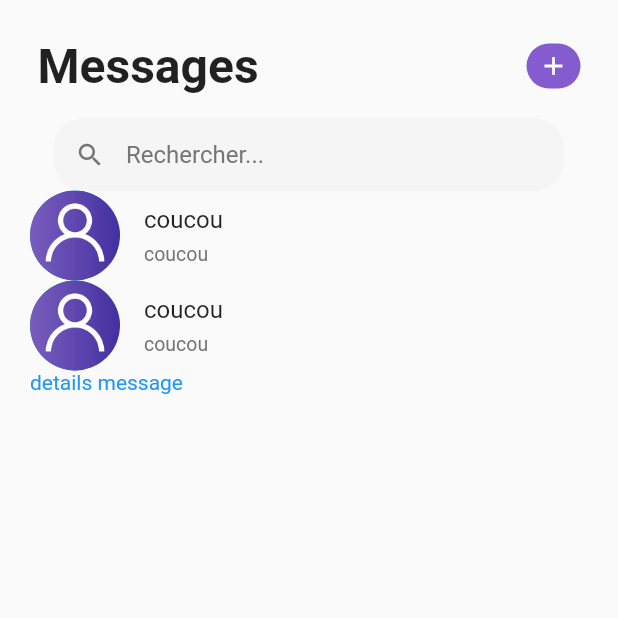
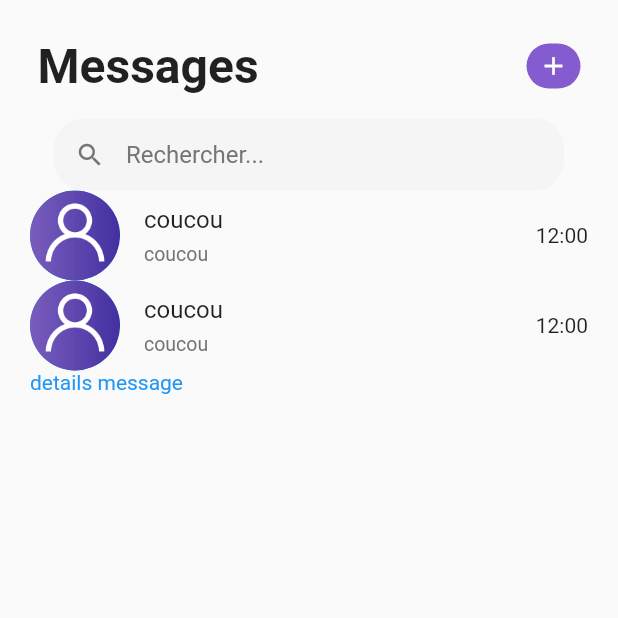
Before and after one commit to DamienDrozd/Dev-Mobile, a Flutter app: the messenger screen opened directly, on a phone screen of 412 x 824 dp, the top half of it. Run offline on Flutter 3.47's test engine with Material 2 defaults, Android fonts, the phone set to English and light mode, and no system bars; our stand-ins replace cloud_firestore, file_picker, firebase_auth, firebase_core, firebase_storage; accounts and stored records are empty; network calls fail.

```diff
--- a/lib/messenger.dart
+++ b/lib/messenger.dart
@@ -123,14 +123,16 @@ class messengerState extends State<messenger> {
               ),
             ),
             Column(
+              mainAxisAlignment: MainAxisAlignment.spaceEvenly,
               children: [
                 Row(
+                  mainAxisAlignment: MainAxisAlignment.spaceEvenly,
                   children: [
-                    CircleAvatar(
+                    const CircleAvatar(
                       backgroundImage: AssetImage("assets/img/icon/user.png"),
                       maxRadius: 30,
                     ),
-                    SizedBox(
+                    const SizedBox(
                       width: 16,
                     ),
                     Expanded(
@@ -139,11 +141,11 @@ class messengerState extends State<messenger> {
                         child: Column(
                           crossAxisAlignment: CrossAxisAlignment.start,
                           children: <Widget>[
-                            Text(
+                            const Text(
                               "coucou",
                               style: TextStyle(fontSize: 16),
                             ),
-                            SizedBox(
+                            const SizedBox(
                               height: 6,
                             ),
                             Text(
@@ -157,15 +159,17 @@ class messengerState extends State<messenger> {
                         ),
                       ),
                     ),
+                    const Text("12:00"),
                   ],
                 ),
                 Row(
+                  mainAxisAlignment: MainAxisAlignment.spaceAround,
                   children: [
-                    CircleAvatar(
+                    const CircleAvatar(
                       backgroundImage: AssetImage("assets/img/icon/user.png"),
                       maxRadius: 30,
                     ),
-                    SizedBox(
+                    const SizedBox(
                       width: 16,
                     ),
                     Expanded(
@@ -174,11 +178,11 @@ class messengerState extends State<messenger> {
                         child: Column(
                           crossAxisAlignment: CrossAxisAlignment.start,
                           children: <Widget>[
-                            Text(
+                            const Text(
                               "coucou",
                               style: TextStyle(fontSize: 16),
                             ),
-                            SizedBox(
+                            const SizedBox(
                               height: 6,
                             ),
                             Text(
@@ -192,6 +196,7 @@ class messengerState extends State<messenger> {
                         ),
                       ),
                     ),
+                    const Text("12:00"),
                   ],
                 ),
                 Row(children: [
--- a/lib/model/message.dart
+++ b/lib/model/message.dart
@@ -6,6 +6,9 @@ class Message {
   String receiver = "";
   String content = "";
   DateTime dateMessage = DateTime.now();
+
+  // constructor
+  Message.vide();
 
   Message(DocumentSnapshot snapshot) {
     id = snapshot.id;
```
Also changed, not shown: lib/chat.dart (+39 -20 lines), lib/functions/firebaseHelper.dart (+29 -14 lines).
